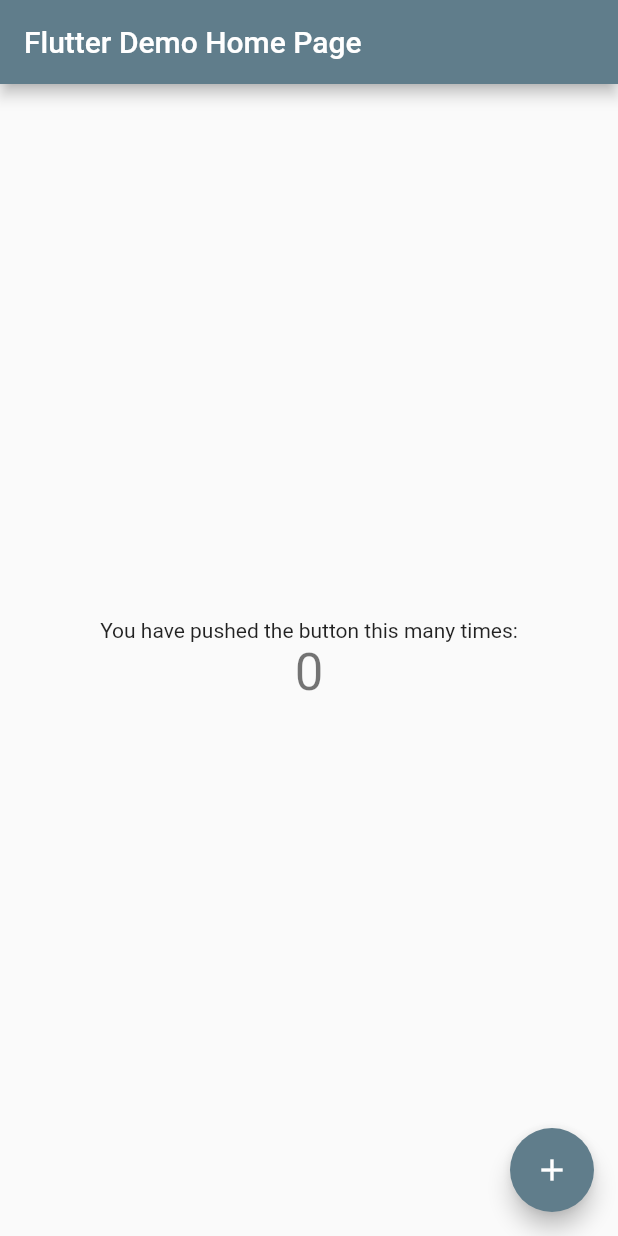
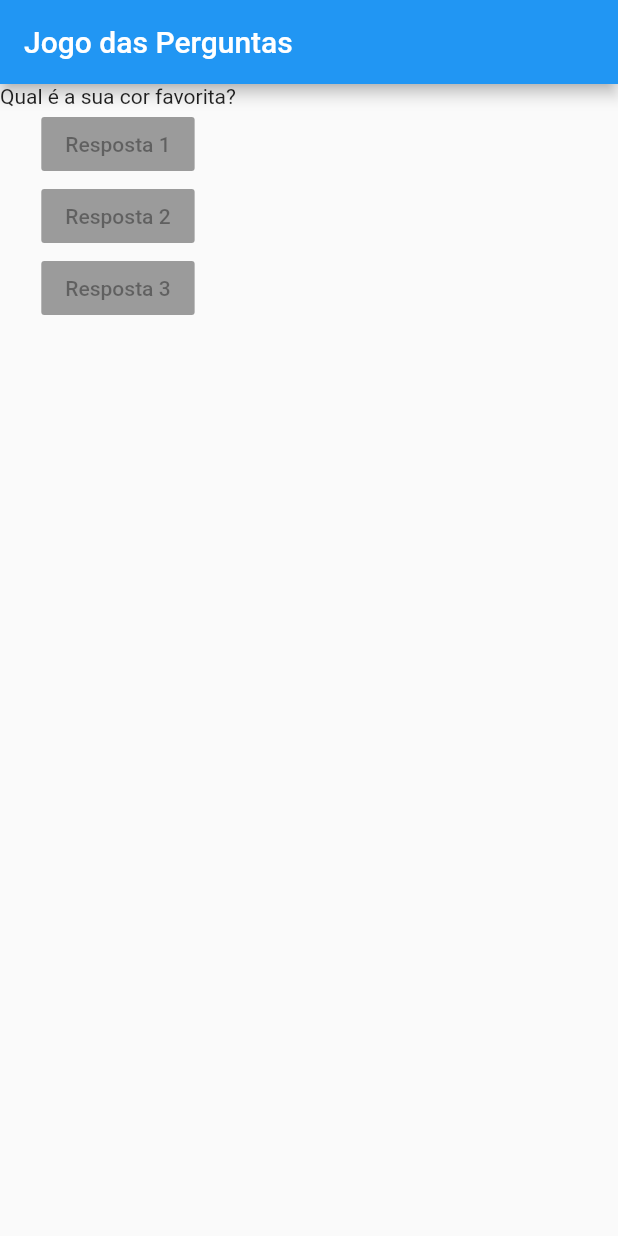
Before and after one commit to vjeremiasbraz/jogo_perguntas, a Flutter app: the screen it shows after launch, on a phone screen of 412 x 824 dp. Run offline on Flutter 3.47's test engine with Material 2 defaults, Android fonts, the phone set to English and light mode, and no system bars.

Commit message:
Initial project

```diff
--- a/lib/main.dart
+++ b/lib/main.dart
@@ -1,75 +1,43 @@
 import 'package:flutter/material.dart';
 
-void main() {
-  runApp(const MyApp());
-}
+main() => runApp(new PerguntaApp());
 
-class MyApp extends StatelessWidget {
-  const MyApp({Key? key}) : super(key: key);
-
-  // This widget is the root of your application.
+class PerguntaApp extends StatelessWidget {
   @override
   Widget build(BuildContext context) {
+    // Cadastrado uma variável do tipo String para receber as perguntas
+    final List<String> perguntas = [
+      'Qual é a sua cor favorita?',
+      'Qual é seu animal favorito?',
+    ];
+
+    // Colocando o return usando o padrão em MaterialAPP
     return MaterialApp(
-      title: 'Flutter Demo',
-      theme: ThemeData(
-
-        primarySwatch: Colors.blueGrey,
-      ),
-      home: const MyHomePage(title: 'Flutter Demo Home Page'),
-    );
-  }
-}
-
-class MyHomePage extends StatefulWidget {
-  const MyHomePage({Key? key, required this.title}) : super(key: key);
-
-
-  final String title;
-
-  @override
-  State<MyHomePage> createState() => _MyHomePageState();
-}
-
-class _MyHomePageState extends State<MyHomePage> {
-  int _counter = 0;
-
-  void _incrementCounter() {
-    setState(() {
-
-      _counter++;
-    });
-  }
-
-  @override
-  Widget build(BuildContext context) {
-
-    return Scaffold(
-      appBar: AppBar(
-
-        title: Text(widget.title),
-      ),
-      body: Center(
-
-        child: Column(
-
-          mainAxisAlignment: MainAxisAlignment.center,
+      home: Scaffold(
+        appBar: AppBar(
+          title: Text('Jogo das Perguntas'),
+        ),
+        body: Column(
+          //Colocado children com tipo Widgets
           children: <Widget>[
-            const Text(
-              'You have pushed the button this many times:',
+            // Passado a pergunta no texto
+            Text(perguntas[0]),
+            // Criado 3 botões de resposta
+            RaisedButton(
+              child: Text('Resposta 1'),
+              onPressed: null,
             ),
-            Text(
-              '$_counter',
-              style: Theme.of(context).textTheme.headline4,
+            RaisedButton(
+              child: Text('Resposta 2'),
+              onPressed: null,
+            ),
+            RaisedButton(
+              child: Text('Resposta 3'),
+              onPressed: null,
             ),
           ],
         ),
       ),
-      floatingActionButton: FloatingActionButton(
-        onPressed: _incrementCounter,
-        tooltip: 'Increment',
-        child: const Icon(Icons.add),
-      ),
     );
   }
 }
```
